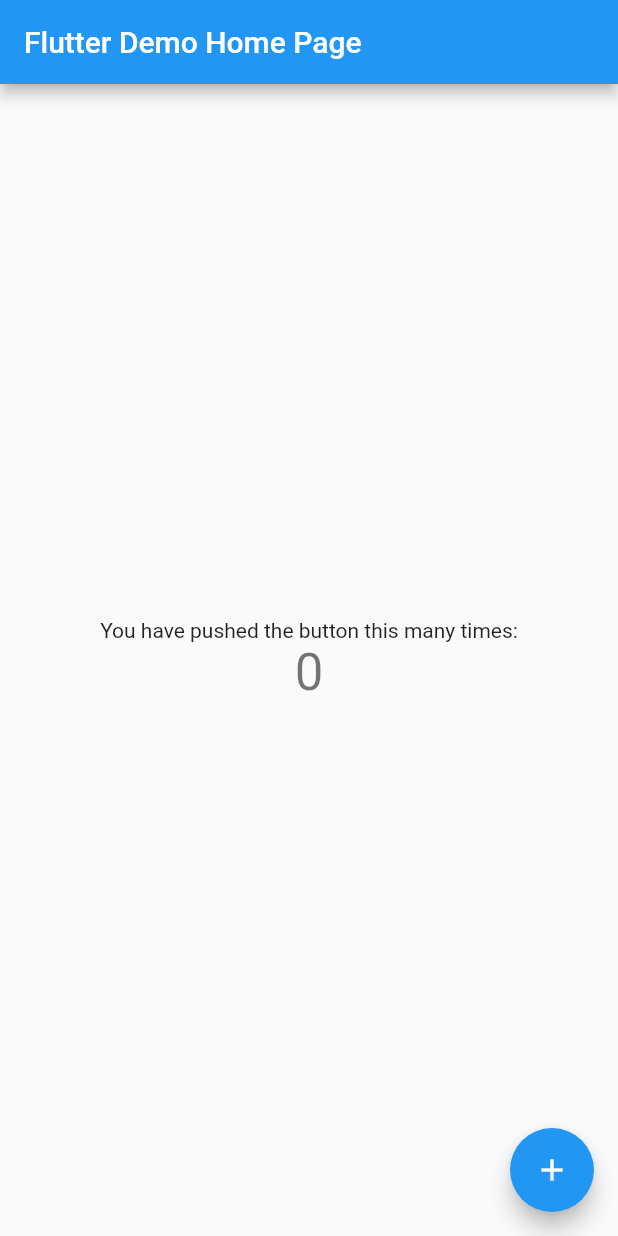
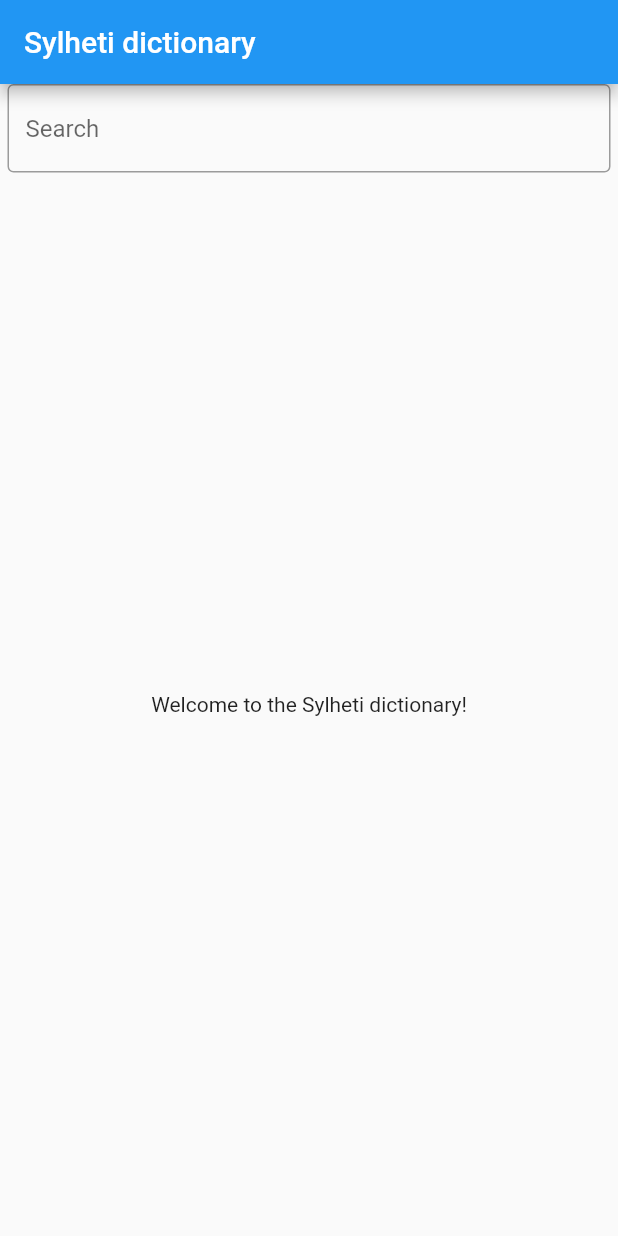
Before and after one commit to ananari/Sylheti-dictionary, a Flutter app: the screen it shows after launch, on a phone screen of 412 x 824 dp. Run offline on Flutter 3.47's test engine with Material 2 defaults, Android fonts, the phone set to English and light mode, and no system bars.

Commit message:
baby steps towards an interface

```diff
--- a/lib/main.dart
+++ b/lib/main.dart
@@ -5,113 +5,66 @@ void main() {
 }
 
 class MyApp extends StatelessWidget {
-  // This widget is the root of your application.
   @override
   Widget build(BuildContext context) {
     return MaterialApp(
-      title: 'Flutter Demo',
-      theme: ThemeData(
-        // This is the theme of your application.
-        //
-        // Try running your application with "flutter run". You'll see the
-        // application has a blue toolbar. Then, without quitting the app, try
-        // changing the primarySwatch below to Colors.green and then invoke
-        // "hot reload" (press "r" in the console where you ran "flutter run",
-        // or simply save your changes to "hot reload" in a Flutter IDE).
-        // Notice that the counter didn't reset back to zero; the application
-        // is not restarted.
-        primarySwatch: Colors.blue,
-        // This makes the visual density adapt to the platform that you run
-        // the app on. For desktop platforms, the controls will be smaller and
-        // closer together (more dense) than on mobile platforms.
-        visualDensity: VisualDensity.adaptivePlatformDensity,
+      title: 'Sylheti dictionary',
+      home: Scaffold(
+        appBar: AppBar(
+          title: Text('Sylheti dictionary')
+        ),
+        body: Column(
+          children: <Widget>[
+            SearchBar(),
+            Expanded(
+                child: SearchResults()
+            )
+          ]
+        )
       ),
-      home: MyHomePage(title: 'Flutter Demo Home Page'),
     );
   }
 }
 
-class MyHomePage extends StatefulWidget {
-  MyHomePage({Key key, this.title}) : super(key: key);
+class SearchBar extends StatefulWidget {
+  @override
+  _SearchBarState createState() => _SearchBarState();
+}
 
-  // This widget is the home page of your application. It is stateful, meaning
-  // that it has a State object (defined below) that contains fields that affect
-  // how it looks.
-
-  // This class is the configuration for the state. It holds the values (in this
-  // case the title) provided by the parent (in this case the App widget) and
-  // used by the build method of the State. Fields in a Widget subclass are
-  // always marked "final".
-
-  final String title;
+class _SearchBarState extends State<SearchBar> {
+  final searchController = TextEditingController();
 
   @override
-  _MyHomePageState createState() => _MyHomePageState();
-}
-
-class _MyHomePageState extends State<MyHomePage> {
-  int _counter = 0;
-
-  void _incrementCounter() {
-    setState(() {
-      // This call to setState tells the Flutter framework that something has
-      // changed in this State, which causes it to rerun the build method below
-      // so that the display can reflect the updated values. If we changed
-      // _counter without calling setState(), then the build method would not be
-      // called again, and so nothing would appear to happen.
-      _counter++;
-    });
+  void dispose() {
+    searchController.dispose();
+    super.dispose();
   }
 
   @override
   Widget build(BuildContext context) {
-    // This method is rerun every time setState is called, for instance as done
-    // by the _incrementCounter method above.
-    //
-    // The Flutter framework has been optimized to make rerunning build methods
-    // fast, so that you can just rebuild anything that needs updating rather
-    // than having to individually change instances of widgets.
-    return Scaffold(
-      appBar: AppBar(
-        // Here we take the value from the MyHomePage object that was created by
-        // the App.build method, and use it to set our appbar title.
-        title: Text(widget.title),
-      ),
-      body: Center(
-        // Center is a layout widget. It takes a single child and positions it
-        // in the middle of the parent.
-        child: Column(
-          // Column is also a layout widget. It takes a list of children and
-          // arranges them vertically. By default, it sizes itself to fit its
-          // children horizontally, and tries to be as tall as its parent.
-          //
-          // Invoke "debug painting" (press "p" in the console, choose the
-          // "Toggle Debug Paint" action from the Flutter Inspector in Android
-          // Studio, or the "Toggle Debug Paint" command in Visual Studio Code)
-          // to see the wireframe for each widget.
-          //
-          // Column has various properties to control how it sizes itself and
-          // how it positions its children. Here we use mainAxisAlignment to
-          // center the children vertically; the main axis here is the vertical
-          // axis because Columns are vertical (the cross axis would be
-          // horizontal).
-          mainAxisAlignment: MainAxisAlignment.center,
-          children: <Widget>[
-            Text(
-              'You have pushed the button this many times:',
-            ),
-            Text(
-              '$_counter',
-              style: Theme.of(context).textTheme.headline4,
-            ),
-          ],
+    return Padding(
+      padding: EdgeInsets.symmetric(vertical: 0.0, horizontal: 5.0),
+      child: TextField(
+        controller: searchController,
+        decoration: InputDecoration(
+          border: OutlineInputBorder(),
+          hintText: 'Search',
         ),
-      ),
-      floatingActionButton: FloatingActionButton(
-        onPressed: _incrementCounter,
-        tooltip: 'Increment',
-        child: Icon(Icons.add),
-      ), // This trailing comma makes auto-formatting nicer for build methods.
+      )
     );
   }
 }
+
+class SearchResults extends StatefulWidget {
+  @override
+  _SearchResultsState createState() => _SearchResultsState();
+}
+
+class _SearchResultsState extends State<SearchResults> {
+  @override
+  Widget build(BuildContext context) {
+    return Center(
+      child: Text("Welcome to the Sylheti dictionary!")
+    );
+  }
+}
--- a/pubspec.yaml
+++ b/pubspec.yaml
@@ -28,6 +28,8 @@ dependencies:
   # The following adds the Cupertino Icons font to your application.
   # Use with the CupertinoIcons class for iOS style icons.
   cupertino_icons: ^1.0.0
+
+  english_words: ^3.1.5
 
 dev_dependencies:
   flutter_test:
```
Also changed, not shown: pubspec.lock.
